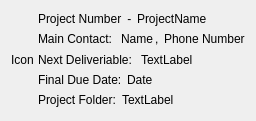
First picture: the form in Custom_List_GUI.ui, repository simplesports/ProjectManager, before the edit.
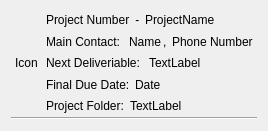
Second picture: the form after the edit.

What changed in the file:
```diff
--- a/Custom_List_GUI.ui
+++ b/Custom_List_GUI.ui
@@ -6,8 +6,8 @@
    <rect>
     <x>0</x>
     <y>0</y>
-    <width>248</width>
-    <height>121</height>
+    <width>242</width>
+    <height>131</height>
    </rect>
   </property>
   <property name="windowTitle">
@@ -23,41 +23,7 @@
    <property name="verticalSpacing">
     <number>0</number>
    </property>
-   <item row="4" column="2">
-    <layout class="QHBoxLayout" name="horizontalLayout_5">
-     <property name="spacing">
-      <number>2</number>
-     </property>
-     <item>
-      <widget class="QLabel" name="text_Project_Folder">
-       <property name="text">
-        <string>Project Folder: </string>
-       </property>
-      </widget>
-     </item>
-     <item>
-      <widget class="QLabel" name="text_ProjectFolder_CHANGE">
-       <property name="text">
-        <string>TextLabel</string>
-       </property>
-      </widget>
-     </item>
-     <item>
-      <spacer name="horizontalSpacer_5">
-       <property name="orientation">
-        <enum>Qt::Horizontal</enum>
-       </property>
-       <property name="sizeHint" stdset="0">
-        <size>
-         <width>40</width>
-         <height>20</height>
-        </size>
-       </property>
-      </spacer>
-     </item>
-    </layout>
-   </item>
-   <item row="0" column="1">
+   <item row="2" column="4">
     <spacer name="horizontalSpacer_4">
      <property name="orientation">
       <enum>Qt::Horizontal</enum>
@@ -70,7 +36,14 @@
      </property>
     </spacer>
    </item>
-   <item row="1" column="2">
+   <item row="0" column="1" rowspan="5">
+    <widget class="QLabel" name="label_Icon">
+     <property name="text">
+      <string>Icon</string>
+     </property>
+    </widget>
+   </item>
+   <item row="1" column="3">
     <layout class="QHBoxLayout" name="horizontalLayout">
      <property name="spacing">
       <number>2</number>
@@ -118,14 +91,7 @@
      </item>
     </layout>
    </item>
-   <item row="0" column="0" rowspan="5">
-    <widget class="QLabel" name="label_Icon">
-     <property name="text">
-      <string>Icon</string>
-     </property>
-    </widget>
-   </item>
-   <item row="3" column="2">
+   <item row="3" column="3">
     <layout class="QHBoxLayout" name="horizontalLayout_2">
      <property name="spacing">
       <number>2</number>
@@ -159,7 +125,7 @@
      </item>
     </layout>
    </item>
-   <item row="0" column="2">
+   <item row="0" column="3">
     <layout class="QHBoxLayout" name="horizontalLayout_3">
      <property name="spacing">
       <number>2</number>
@@ -200,7 +166,7 @@
      </item>
     </layout>
    </item>
-   <item row="2" column="2">
+   <item row="2" column="3">
     <layout class="QHBoxLayout" name="horizontalLayout_6">
      <property name="spacing">
       <number>2</number>
@@ -234,6 +200,99 @@
      </item>
     </layout>
    </item>
+   <item row="4" column="3">
+    <layout class="QHBoxLayout" name="horizontalLayout_5">
+     <property name="spacing">
+      <number>2</number>
+     </property>
+     <item>
+      <widget class="QLabel" name="text_Project_Folder">
+       <property name="text">
+        <string>Project Folder: </string>
+       </property>
+      </widget>
+     </item>
+     <item>
+      <widget class="QLabel" name="text_ProjectFolder_CHANGE">
+       <property name="text">
+        <string>TextLabel</string>
+       </property>
+      </widget>
+     </item>
+     <item>
+      <spacer name="horizontalSpacer_5">
+       <property name="orientation">
+        <enum>Qt::Horizontal</enum>
+       </property>
+       <property name="sizeHint" stdset="0">
+        <size>
+         <width>40</width>
+         <height>20</height>
+        </size>
+       </property>
+      </spacer>
+     </item>
+    </layout>
+   </item>
+   <item row="5" column="0" colspan="5">
+    <widget class="Line" name="line">
+     <property name="orientation">
+      <enum>Qt::Horizontal</enum>
+     </property>
+    </widget>
+   </item>
+   <item row="3" column="4">
+    <spacer name="horizontalSpacer_10">
+     <property name="orientation">
+      <enum>Qt::Horizontal</enum>
+     </property>
+     <property name="sizeHint" stdset="0">
+      <size>
+       <width>40</width>
+       <height>20</height>
+      </size>
+     </property>
+    </spacer>
+   </item>
+   <item row="1" column="4">
+    <spacer name="horizontalSpacer_8">
+     <property name="orientation">
+      <enum>Qt::Horizontal</enum>
+     </property>
+     <property name="sizeHint" stdset="0">
+      <size>
+       <width>40</width>
+       <height>20</height>
+      </size>
+     </property>
+    </spacer>
+   </item>
+   <item row="0" column="4">
+    <spacer name="horizontalSpacer_9">
+     <property name="orientation">
+      <enum>Qt::Horizontal</enum>
+     </property>
+     <property name="sizeHint" stdset="0">
+      <size>
+       <width>40</width>
+       <height>20</height>
+      </size>
+     </property>
+    </spacer>
+   </item>
+   <item row="4" column="4">
+    <spacer name="horizontalSpacer_11">
+     <property name="orientation">
+      <enum>Qt::Horizontal</enum>
+     </property>
+     <property name="sizeHint" stdset="0">
+      <size>
+       <width>40</width>
+       <height>20</height>
+      </size>
+     </property>
+    </spacer>
+   </item>
   </layout>
  </widget>
  <resources/>
```
